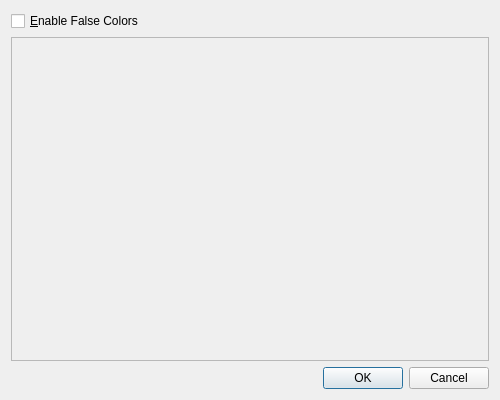
appleseedhq/appleseed, file src/appleseed.studio/mainwindow/falsecolorswindow.ui: the form before one commit.
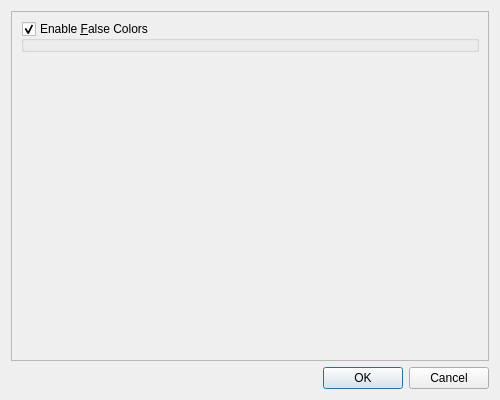
The form after the commit.

```diff
--- a/src/appleseed.studio/mainwindow/falsecolorswindow.ui
+++ b/src/appleseed.studio/mainwindow/falsecolorswindow.ui
@@ -13,8 +13,8 @@
   <property name="windowTitle">
    <string>False Colors</string>
   </property>
-  <layout class="QGridLayout" name="gridLayout">
-   <item row="1" column="0">
+  <layout class="QVBoxLayout" name="verticalLayout">
+   <item>
     <widget class="QScrollArea" name="scrollarea">
      <property name="widgetResizable">
       <bool>true</bool>
@@ -24,27 +24,45 @@
        <rect>
         <x>0</x>
         <y>0</y>
-        <width>462</width>
-        <height>261</height>
+        <width>476</width>
+        <height>341</height>
        </rect>
       </property>
+      <layout class="QVBoxLayout" name="verticalLayout_2">
+       <item>
+        <widget class="QGroupBox" name="groupbox_false_colors">
+         <property name="title">
+          <string>Enable &amp;False Colors</string>
+         </property>
+         <property name="checkable">
+          <bool>true</bool>
+         </property>
+        </widget>
+       </item>
+       <item>
+        <spacer name="verticalspacer">
+         <property name="orientation">
+          <enum>Qt::Vertical</enum>
+         </property>
+         <property name="sizeHint" stdset="0">
+          <size>
+           <width>20</width>
+           <height>40</height>
+          </size>
+         </property>
+        </spacer>
+       </item>
+      </layout>
      </widget>
     </widget>
    </item>
-   <item row="2" column="0">
+   <item>
     <widget class="QDialogButtonBox" name="buttonbox">
      <property name="standardButtons">
       <set>QDialogButtonBox::Cancel|QDialogButtonBox::Ok</set>
      </property>
     </widget>
    </item>
-   <item row="0" column="0">
-    <widget class="QCheckBox" name="checkbox_enable_false_colors">
-     <property name="text">
-      <string>&amp;Enable False Colors</string>
-     </property>
-    </widget>
-   </item>
   </layout>
  </widget>
  <resources/>
```
